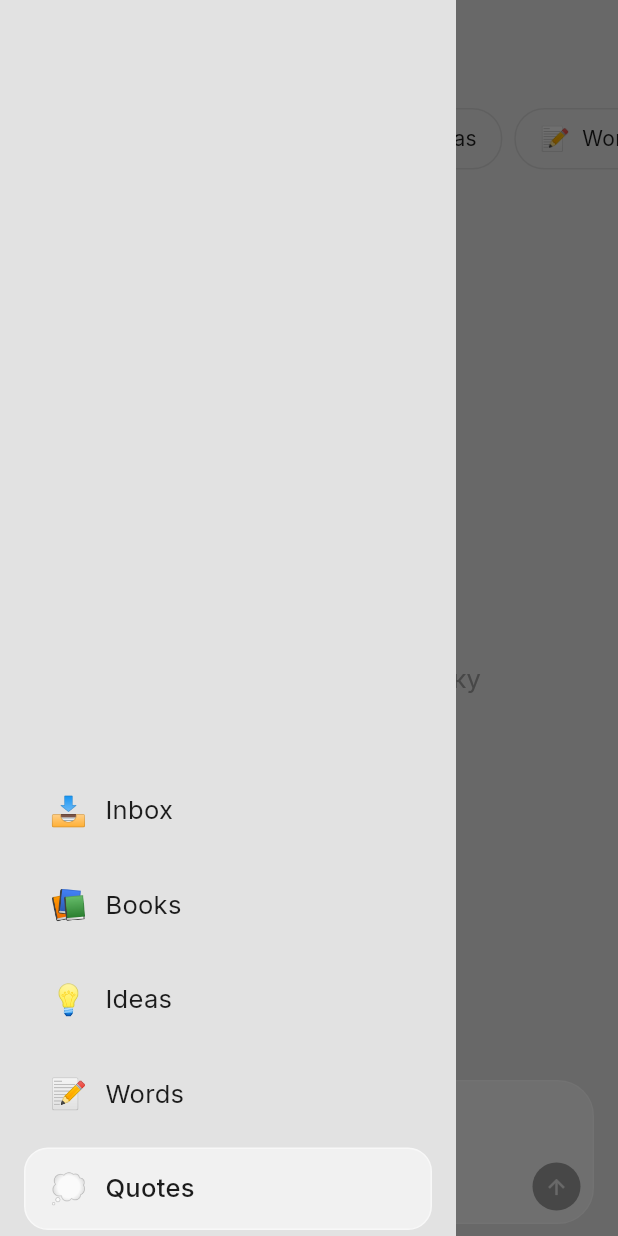
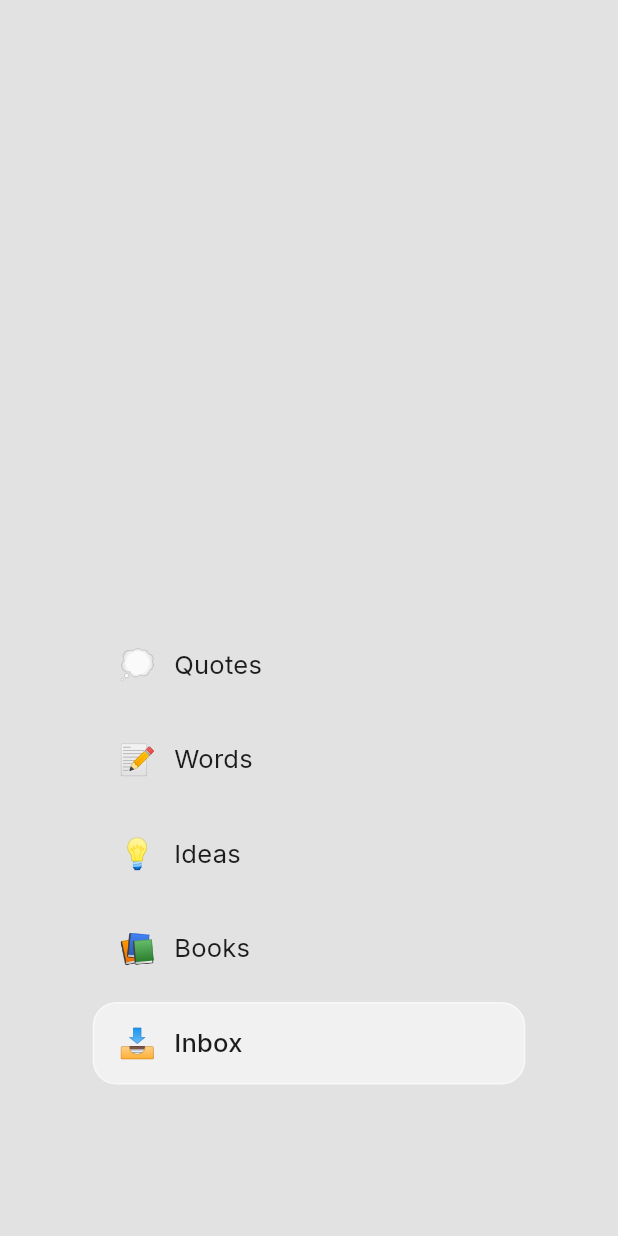
Before and after one commit to nevatas/tabs_flutter, a Flutter app: the screen it shows after launch, with the side drawer open, on a phone screen of 412 x 824 dp. Run offline on Flutter 3.47's test engine with Material 3 defaults, Android fonts, the phone set to English and light mode, and no system bars; our stand-ins replace google_fonts.

Commit message:
Норм отображается сайдменю только не работает уаа

```diff
--- a/lib/widgets/input_bar.dart
+++ b/lib/widgets/input_bar.dart
@@ -44,7 +44,6 @@ class _InputBarState extends State<InputBar> {
   @override
   void initState() {
     super.initState();
-
     widget.controller.addListener(_onTextChanged);
   }
 
@@ -55,7 +54,6 @@ class _InputBarState extends State<InputBar> {
   @override
   void dispose() {
     widget.controller.removeListener(_onTextChanged);
-
     super.dispose();
   }
 
--- a/lib/widgets/side_menu.dart
+++ b/lib/widgets/side_menu.dart
@@ -19,6 +19,7 @@ class SideMenu extends StatelessWidget {
   @override
   Widget build(BuildContext context) {
     return Drawer(
+      width: MediaQuery.of(context).size.width,
       backgroundColor: AppColors.getPrimaryBackground(context),
       shape: const RoundedRectangleBorder(
         borderRadius: BorderRadius.zero,
@@ -27,21 +28,57 @@ class SideMenu extends StatelessWidget {
         child: Column(
           crossAxisAlignment: CrossAxisAlignment.start,
           children: [
+            const Spacer(),
             Expanded(
               child: ListView.builder(
-                reverse: true,
                 padding: const EdgeInsets.symmetric(horizontal: 8),
                 itemCount: tabs.length,
                 itemBuilder: (context, index) {
-                  final reversedIndex = tabs.length - 1 - index;
-                  final isSelected = selectedIndex == index;
+                  final reversedIndex = (tabs.length - 1) - index;
+                  return Center(
+                    child: SizedBox(
+                      width: MediaQuery.of(context).size.width * 0.7,
+                      child: SideMenuTab(
+                        emoji: tabs[reversedIndex].emoji,
+                        title: tabs[reversedIndex].title,
+                        isSelected: selectedIndex == reversedIndex,
+                        onTap: () {
+                          onTabSelected(reversedIndex);
+                          Navigator.pop(context);
+                        },
+                      ),
+                    ),
+                  );
+                },
+              ),
+            ),
+          ],
+        ),
+      ),
+    );
+  }
+}
+
+class SideMenuTab extends StatelessWidget {
+  final String emoji;
+  final String title;
+  final bool isSelected;
+  final VoidCallback onTap;
+
+  const SideMenuTab({
+    super.key,
+    required this.emoji,
+    required this.title,
+    required this.isSelected,
+    required this.onTap,
+  });
+
+  @override
+  Widget build(BuildContext context) {
     return AnimatedContainer(
       duration: const Duration(milliseconds: 300),
       curve: Curves.easeInOut,
-                    margin: const EdgeInsets.symmetric(
-                      horizontal: 8,
-                      vertical: 4,
-                    ),
+      margin: const EdgeInsets.symmetric(vertical: 4),
       decoration: BoxDecoration(
         color: isSelected
             ? AppColors.getSecondaryBackground(context)
@@ -58,19 +95,17 @@ class SideMenu extends StatelessWidget {
         color: Colors.transparent,
         child: InkWell(
           borderRadius: BorderRadius.circular(16),
-                        onTap: () {
-                          onTabSelected(reversedIndex);
-                          Navigator.pop(context);
-                        },
+          onTap: onTap,
           child: Padding(
             padding: const EdgeInsets.symmetric(
               horizontal: 16,
               vertical: 12,
             ),
             child: Row(
+              mainAxisAlignment: MainAxisAlignment.start,
               children: [
                 Text(
-                                tabs[reversedIndex].emoji,
+                  emoji,
                   style: TextStyle(
                     fontSize: 20,
                     fontFamily: GoogleFonts.inter().fontFamily,
@@ -84,12 +119,10 @@ class SideMenu extends StatelessWidget {
                     color: AppColors.getPrimaryText(context),
                     fontSize: 17,
                     letterSpacing: 0.2,
-                                  fontWeight: isSelected
-                                      ? FontWeight.w500
-                                      : FontWeight.normal,
+                    fontWeight: isSelected ? FontWeight.w500 : FontWeight.normal,
                     fontFamily: GoogleFonts.inter().fontFamily,
                   ),
-                                child: Text(tabs[reversedIndex].title),
+                  child: Text(title),
                 ),
               ],
             ),
@@ -97,12 +130,5 @@ class SideMenu extends StatelessWidget {
         ),
       ),
     );
-                },
-              ),
-            ),
-          ],
-        ),
-      ),
-    );
   }
 }
```
Lines whose indentation alone changed are shown as unchanged.
